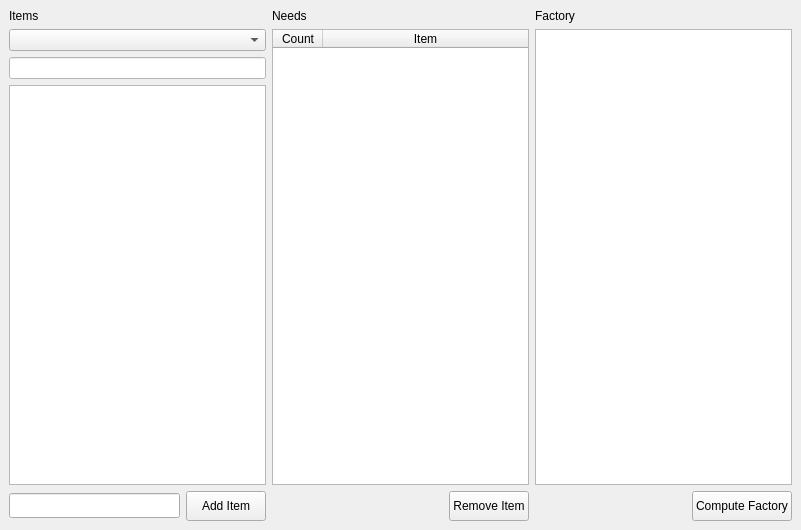
Qt form gui_factorio_planner.ui (Keluaa/Factorio-Factory-Planner) before a commit.
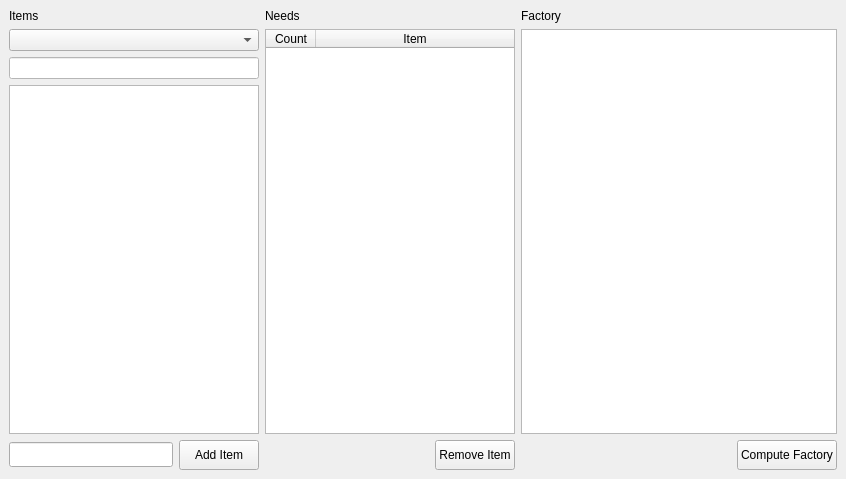
The same form after that commit. Icons and pictures are not drawn.

The edit to the form file:
```diff
--- a/gui_factorio_planner.ui
+++ b/gui_factorio_planner.ui
@@ -6,15 +6,15 @@
    <rect>
     <x>0</x>
     <y>0</y>
-    <width>801</width>
-    <height>530</height>
+    <width>846</width>
+    <height>479</height>
    </rect>
   </property>
   <property name="windowTitle">
    <string>Factory Planner</string>
   </property>
   <widget class="QWidget" name="centralwidget">
-   <layout class="QHBoxLayout" name="horizontalLayout_2">
+   <layout class="QHBoxLayout" name="horizontalLayout_2" stretch="1,1,4">
     <item>
      <layout class="QVBoxLayout" name="verticalLayout">
       <item>
@@ -49,6 +49,12 @@
       </item>
       <item>
        <widget class="QListWidget" name="Items_List">
+        <property name="minimumSize">
+         <size>
+          <width>250</width>
+          <height>0</height>
+         </size>
+        </property>
         <property name="alternatingRowColors">
          <bool>true</bool>
         </property>
@@ -103,6 +109,12 @@
       </item>
       <item>
        <widget class="QTableWidget" name="Needs_List">
+        <property name="minimumSize">
+         <size>
+          <width>250</width>
+          <height>0</height>
+         </size>
+        </property>
         <property name="sortingEnabled">
          <bool>true</bool>
         </property>
@@ -180,6 +192,12 @@
       </item>
       <item>
        <widget class="QTreeWidget" name="Results">
+        <property name="minimumSize">
+         <size>
+          <width>250</width>
+          <height>0</height>
+         </size>
+        </property>
         <property name="styleSheet">
          <string notr="true">QTreeView::branch:has-siblings:!adjoins-item {
     border-image: url(img/vline.png) 0;
```
